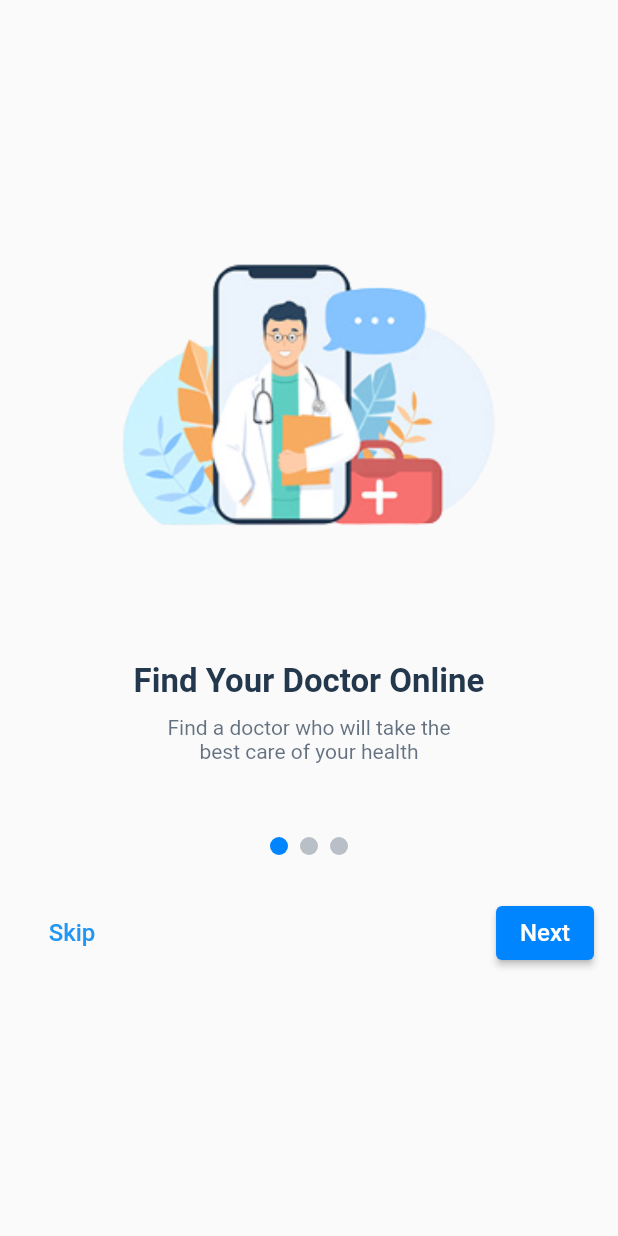
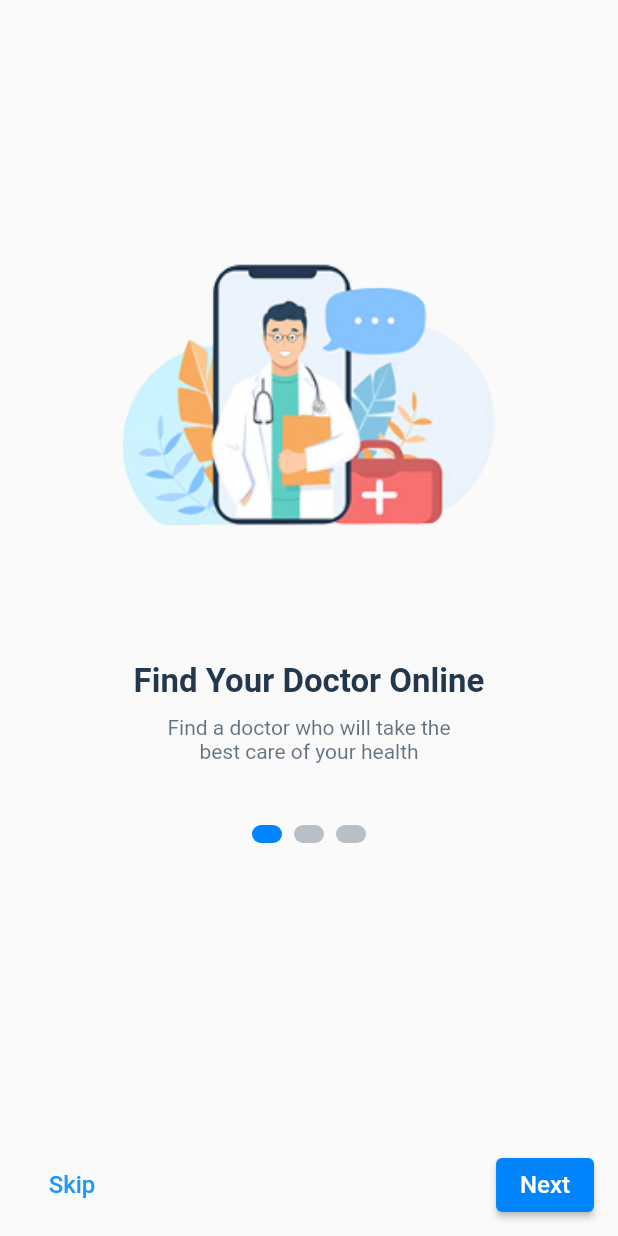
Before and after one commit to alvintriseptia/hello-doc, a Flutter app: the screen it shows after launch, on a phone screen of 412 x 824 dp. Run offline on Flutter 3.47's test engine with Material 2 defaults, Android fonts, the phone set to English and light mode, and no system bars; drawn by our look-alikes of carousel_slider; our stand-ins replace bloc, equatable, firebase_core; accounts and stored records are empty.

Commit message:
fix content overflow and button position

```diff
--- a/lib/features/onboarding/presentation/pages/onboarding_page.dart
+++ b/lib/features/onboarding/presentation/pages/onboarding_page.dart
@@ -67,16 +67,23 @@ class _OnboardingPageState extends State<OnboardingPage>
     ];
 
     Widget buttonNavbar() {
-      return Row(
+      return Container(
+        margin: const EdgeInsets.only(bottom: 10),
+        padding: const EdgeInsets.symmetric(horizontal: 16),
+        child: Row(
           mainAxisAlignment: MainAxisAlignment.spaceBetween,
           children: [
             TextButton(
                 style: TextButton.styleFrom(textStyle: Fonts.buttonText),
-              onPressed: () {},
+                onPressed: () {
+                  Navigator.pushNamedAndRemoveUntil(
+                      context, '/', (route) => false);
+                },
                 child: const Text('Skip')),
             ElevatedButton(
                 style: ElevatedButton.styleFrom(
-                  primary: AppColors.primaryBlue, textStyle: Fonts.buttonText),
+                    primary: AppColors.primaryBlue,
+                    textStyle: Fonts.buttonText),
                 onPressed: () {
                   buttonCarouselController.nextPage(
                       duration: const Duration(milliseconds: 300),
@@ -88,6 +95,7 @@ class _OnboardingPageState extends State<OnboardingPage>
                 },
                 child: const Text('Next')),
           ],
+        ),
       );
     }
 
@@ -96,11 +104,11 @@ class _OnboardingPageState extends State<OnboardingPage>
         mainAxisAlignment: MainAxisAlignment.center,
         children: contents.asMap().entries.map((entry) {
           return Container(
-            width: 12.0,
+            width: 20.0,
             height: 12.0,
-            margin: const EdgeInsets.symmetric(vertical: 8.0, horizontal: 4.0),
+            margin: const EdgeInsets.symmetric(horizontal: 4.0),
             decoration: BoxDecoration(
-                shape: BoxShape.circle,
+                borderRadius: BorderRadius.circular(6.0),
                 color: _current == entry.key
                     ? AppColors.primaryBlue
                     : AppColors.dark.withOpacity(0.3)),
@@ -125,6 +133,8 @@ class _OnboardingPageState extends State<OnboardingPage>
             autoPlay: false,
             enableInfiniteScroll: false,
             height: 550,
+            aspectRatio: 2.0,
+            enlargeCenterPage: true,
             onPageChanged: (index, reason) {
               setState(() {
                 _current = index;
@@ -135,18 +145,15 @@ class _OnboardingPageState extends State<OnboardingPage>
 
     return Scaffold(
         body: SafeArea(
-            child: Container(
-                padding: const EdgeInsets.symmetric(horizontal: Dimens.dp16),
             child: FadeTransition(
                 opacity: _fadeAnimation,
                 child: Column(
                   children: [
                     carousel(),
                     indicatorCarousel(),
-                      const SizedBox(height: Dimens.dp20),
+                    const Spacer(),
                     buttonNavbar()
                   ],
-                  ),
                 ))));
   }
 }
```
Lines whose indentation alone changed are shown as unchanged.
